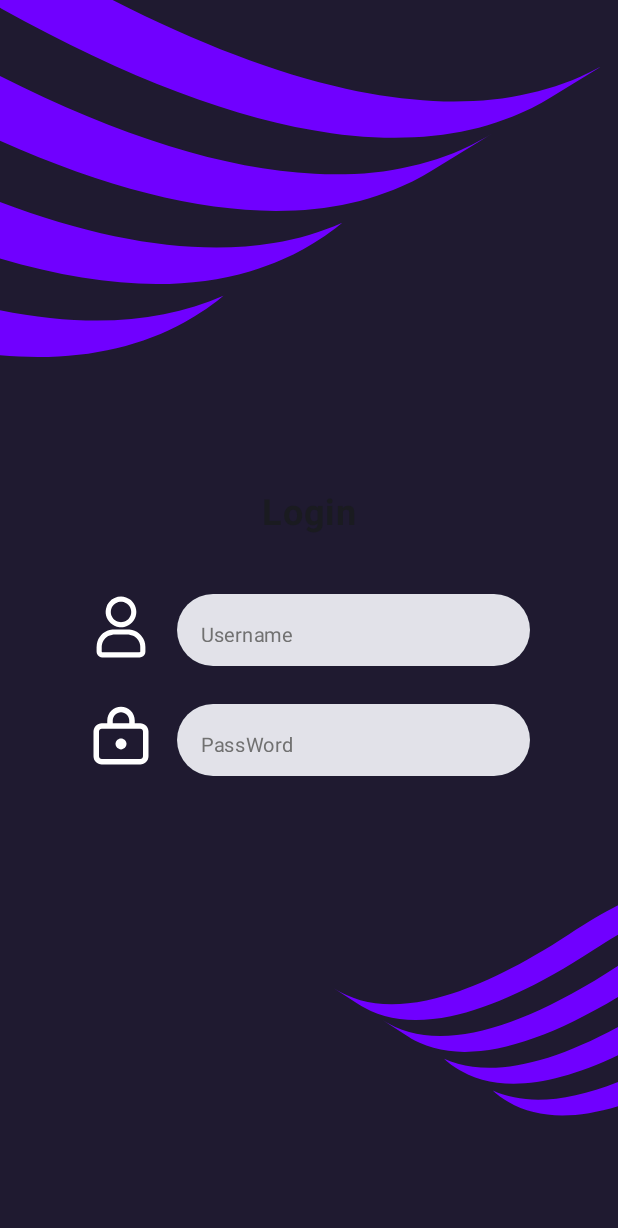
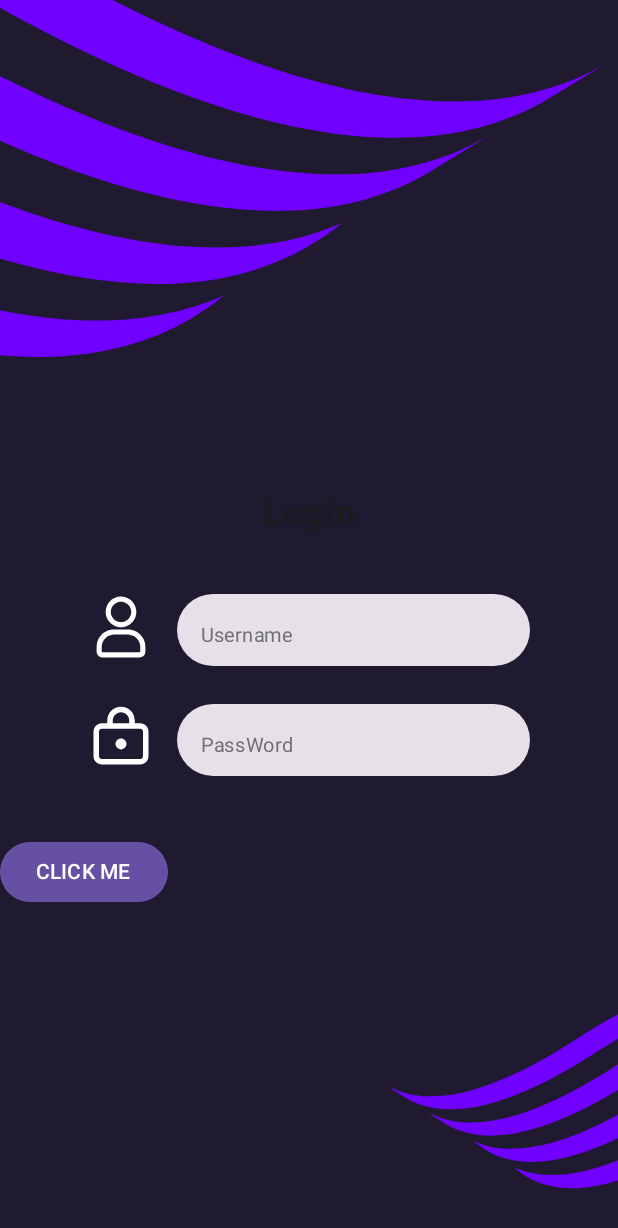
Before and after one commit to PDM-24/proyecto-hamilton, an Android app built with Jetpack Compose: the screen it shows after launch (MainActivity), on a phone screen of 412 x 824 dp. Shown: the top 1228 px of the screen. Run offline under Robolectric (Android 15) with nearby library versions, the phone set to English and light mode, and no system bars.

```diff
--- a/app/src/main/java/com/rostorga/calendariumv2/screens/LoginScreen.kt
+++ b/app/src/main/java/com/rostorga/calendariumv2/screens/LoginScreen.kt
@@ -11,6 +11,7 @@ import androidx.compose.foundation.layout.fillMaxWidth
 import androidx.compose.foundation.layout.height
 import androidx.compose.foundation.layout.width
 import androidx.compose.foundation.shape.RoundedCornerShape
+import androidx.compose.material3.Button
 import androidx.compose.material3.ExperimentalMaterial3Api
 import androidx.compose.material3.Text
 import androidx.compose.material3.TextField
@@ -74,8 +75,10 @@ fun LoginScreen(navController: NavController) {
                 Image(painter = painterResource(id = R.drawable.lock_icon), contentDescription = "Profile Icon")
                 inputField(output = password, onClick = {password = it}, placeholderArg = "PassWord")
             }
-
-
+        }
+        Spacer(modifier = Modifier.height(40.dp))
+        Button(onClick = { navController.navigate(Screen.MainScreen.route)}) {
+            Text(text = "CLICK ME")
         }
 
         Image(
--- a/app/src/main/java/com/rostorga/calendariumv2/ui/theme/Theme.kt
+++ b/app/src/main/java/com/rostorga/calendariumv2/ui/theme/Theme.kt
@@ -44,15 +44,7 @@ fun Calendariumv2Theme(
     dynamicColor: Boolean = true,
     content: @Composable () -> Unit
 ) {
-    val colorScheme = when {
-        dynamicColor && Build.VERSION.SDK_INT >= Build.VERSION_CODES.S -> {
-            val context = LocalContext.current
-            if (darkTheme) dynamicDarkColorScheme(context) else dynamicLightColorScheme(context)
-        }
-
-        darkTheme -> DarkColorScheme
-        else -> LightColorScheme
-    }
+    val colorScheme = LightColorScheme
     val view = LocalView.current
     if (!view.isInEditMode) {
         SideEffect {
@@ -68,3 +60,17 @@ fun Calendariumv2Theme(
         content = content
     )
 }
+
+/*Code for chaging dark and light color scheme
+
+* when {
+        dynamicColor && Build.VERSION.SDK_INT >= Build.VERSION_CODES.S -> {
+            val context = LocalContext.current
+            if (darkTheme) dynamicDarkColorScheme(context) else dynamicLightColorScheme(context)
+        }
+
+        darkTheme -> DarkColorScheme
+        else -> LightColorScheme
+    }
+*
+* */
```
